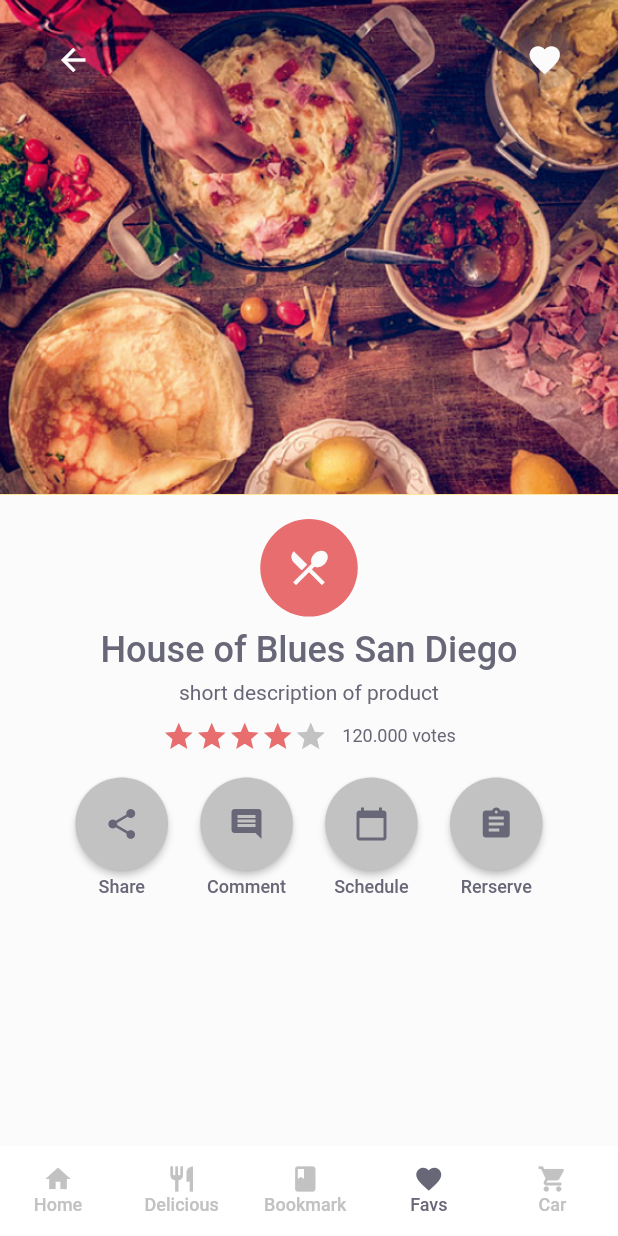
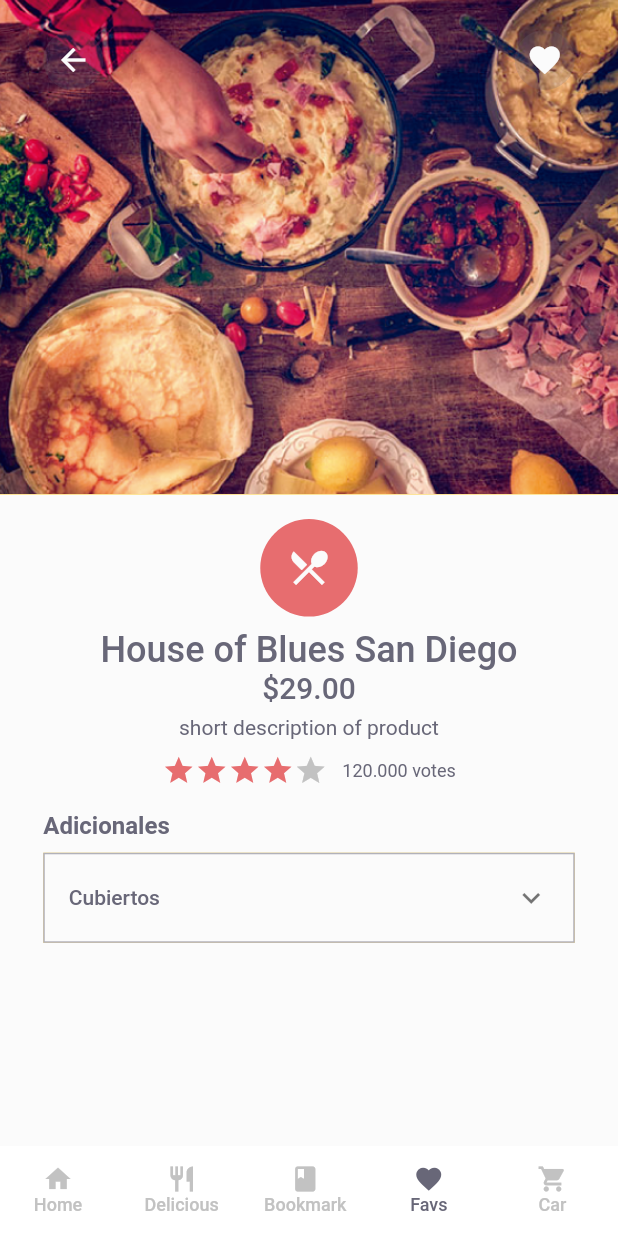
Before and after one commit to DalexisValencia/Fifth-test-app_Restaurants, a Flutter app: the screen it shows after launch, item 4 of the bottom bar chosen, on a phone screen of 412 x 824 dp. Run offline on Flutter 3.47's test engine with Material 2 defaults, Android fonts, the phone set to English and light mode, and no system bars.

Commit message:
Analisis entre los diferentes componentes de 'panel de expansion de flutter. Creación de componente para listas modificadores simples y complejos, aun en beta'

```diff
--- /dev/null
+++ b/lib/interfaces/aditional.dart
@@ -0,0 +1,12 @@
+class Adittional {
+  final String title;
+  final bool isMulti;
+  List<AditionalsOptions> children;
+  Adittional({this.title, this.children, this.isMulti});
+}
+
+class AditionalsOptions {
+  final String name;
+  final bool isActive;
+  AditionalsOptions({this.name, this.isActive});
+}
--- a/lib/screens/plate.detail.dart
+++ b/lib/screens/plate.detail.dart
@@ -1,4 +1,5 @@
-import 'package:fith_app__restaurant/sections/RoundedOptions.dart';
+import 'package:fith_app__restaurant/interfaces/aditional.dart';
+import 'package:fith_app__restaurant/widgets/AditionalsExpansions.dart';
 import 'package:flutter/material.dart';
 
 class PlateDetailWrapper extends StatelessWidget {
@@ -9,7 +10,8 @@ class PlateDetailWrapper extends StatelessWidget {
         children: <Widget>[
           HeaderPlateDetails(),
           GroupPlateBasicDetails(),
-          RoundedOptionsContactWrapper()
+          Aditionals()
+          // RoundedOptionsContactWrapper()
         ],
       ),
     );
@@ -130,6 +132,15 @@ class GroupPlateBasicDetails extends StatelessWidget {
             ),
           ),
           Container(
+            child: Text(
+              "\$29.00",
+              textAlign: TextAlign.center,
+              style: Theme.of(context).textTheme.headline6.copyWith(
+                  color: Theme.of(context).primaryColorDark,
+                  fontWeight: FontWeight.w500),
+            ),
+          ),
+          Container(
             margin: EdgeInsets.only(
                 top: MediaQuery.of(context).size.height * 0.008),
             // color: Colors.white,
@@ -188,3 +199,75 @@ class GroupPlateBasicDetails extends StatelessWidget {
     );
   }
 }
+
+class Aditionals extends StatefulWidget {
+  @override
+  AditionalsState createState() => AditionalsState();
+}
+
+class AditionalsState extends State<Aditionals> {
+  bool activeTab = null;
+
+  setActiveTab(tabIndex) {
+    print("ahora le damos activo a otro");
+    setState(() {
+      activeTab = tabIndex == activeTab ? null : activeTab;
+    });
+  }
+
+  Widget _header() {
+    return Container(
+      margin:
+          EdgeInsets.only(bottom: MediaQuery.of(context).size.height * 0.010),
+      width: MediaQuery.of(context).size.width,
+      child: Text(
+        "Adicionales",
+        style: Theme.of(context).textTheme.subtitle1.copyWith(
+            fontWeight: FontWeight.bold,
+            color: Theme.of(context).primaryColorDark),
+      ),
+    );
+  }
+
+  Widget _expansionAdittional() {
+    List<Adittional> aditionals = [
+      Adittional(title: 'Cubiertos', isMulti: false, children: [
+        AditionalsOptions(name: 'Con Cubiertos', isActive: true),
+        AditionalsOptions(name: 'Con Palillos chinos', isActive: false)
+      ])
+    ];
+    return Container(
+      width: MediaQuery.of(context).size.width,
+      color: Colors.amber,
+      child: Builder(
+        builder: (BuildContext context) {
+          List<Widget> expandible = [];
+          aditionals.map((item) {
+            print(item.children);
+            expandible.add(AditionalExpansionPanel(
+                title: item.title,
+                isMulti: item.isMulti,
+                children: item.children));
+          }).toList();
+
+          return Column(
+            children: expandible,
+          );
+        },
+      ),
+    );
+  }
+
+  @override
+  Widget build(BuildContext context) {
+    return Container(
+      padding: EdgeInsets.only(
+          left: MediaQuery.of(context).size.width * 0.07,
+          right: MediaQuery.of(context).size.width * 0.07),
+      width: MediaQuery.of(context).size.width,
+      child: Column(
+        children: <Widget>[_header(), _expansionAdittional()],
+      ),
+    );
+  }
+}
--- a/lib/screens/restaurant.details.dart
+++ b/lib/screens/restaurant.details.dart
@@ -4,6 +4,7 @@ import 'package:fith_app__restaurant/sections/CardAvailableForLunch.dart';
 import 'package:fith_app__restaurant/sections/CardCategorySuggested.dart';
 import 'package:fith_app__restaurant/sections/CardsHighlightRestaurants.dart';
 import 'package:fith_app__restaurant/sections/CircleOptionDetailRestaurant.dart';
+import 'package:fith_app__restaurant/sections/RoundedOptions.dart';
 import 'package:flutter/material.dart';
 import 'package:url_launcher/url_launcher.dart';
 
@@ -17,31 +18,29 @@ class RestaurantDetailWrapper extends StatelessWidget {
         Container(
           padding: EdgeInsets.only(
               left: MediaQuery.of(context).size.width * 0.07,
-                right: MediaQuery.of(context).size.width * 0.03
-              ),
+              right: MediaQuery.of(context).size.width * 0.03),
           width: MediaQuery.of(context).size.width,
           // color: Colors.amber,
           child: FixedTopDetailRestaurant(),
         ),
         Container(
-              margin: EdgeInsets.only(top:MediaQuery.of(context).size.width * 0.03),
+          margin:
+              EdgeInsets.only(top: MediaQuery.of(context).size.width * 0.03),
           padding: EdgeInsets.only(
               left: MediaQuery.of(context).size.width * 0.09,
-                right: MediaQuery.of(context).size.width * 0.058
-              ),
+              right: MediaQuery.of(context).size.width * 0.058),
           width: MediaQuery.of(context).size.width,
           // color: Colors.red,
-              child:  TitleAndShortDescription(),
+          child: TitleAndShortDescription(),
         ),
         WrapperMap(),
         DetailHighlightProduct(),
         ExploreTheMenu()
       ],
-        )
-      )
-    );
+    )));
   }
 }
+
 //Header con icono de regresar y lupa de busqueda
 class FixedTopDetailRestaurant extends StatelessWidget {
   @override
@@ -52,28 +51,22 @@ class FixedTopDetailRestaurant extends StatelessWidget {
         MaterialButton(
           minWidth: 40,
           elevation: 0,
-          onPressed: (){},
+          onPressed: () {},
           color: Theme.of(context).highlightColor,
           padding: EdgeInsets.all(0),
           shape: CircleBorder(),
-          child: Icon(
-            Icons.arrow_back,
-            size: 22,
-            color: Theme.of(context).primaryColorDark
-          ),
+          child: Icon(Icons.arrow_back,
+              size: 22, color: Theme.of(context).primaryColorDark),
         ),
         MaterialButton(
           minWidth: 40,
           elevation: 0,
-          onPressed: (){},
+          onPressed: () {},
           color: Theme.of(context).highlightColor,
           padding: EdgeInsets.all(0),
           shape: CircleBorder(),
-          child: Icon(
-            Icons.search,
-            size: 20,
-            color: Theme.of(context).primaryColorDark
-          ),
+          child: Icon(Icons.search,
+              size: 20, color: Theme.of(context).primaryColorDark),
         )
       ],
     );
@@ -93,9 +86,10 @@ class TitleAndShortDescription extends StatelessWidget {
             children: <Widget>[
               Text(
                 "FOR COUPLE",
-              style: Theme.of(context).textTheme.headline5.copyWith(
-                fontWeight: FontWeight.bold
-              ),
+                style: Theme.of(context)
+                    .textTheme
+                    .headline5
+                    .copyWith(fontWeight: FontWeight.bold),
               ),
               SizedBox(
                 height: 2,
@@ -108,15 +102,12 @@ class TitleAndShortDescription extends StatelessWidget {
           flex: 1,
           child: RawMaterialButton(
             elevation: 0,
-          onPressed: (){},
+            onPressed: () {},
             fillColor: Theme.of(context).highlightColor,
             padding: EdgeInsets.all(0),
             shape: CircleBorder(),
-          child: Icon(
-            Icons.my_location,
-            size: 22,
-            color: Theme.of(context).primaryColorDark
-          ),
+            child: Icon(Icons.my_location,
+                size: 22, color: Theme.of(context).primaryColorDark),
           ),
         )
       ],
@@ -128,9 +119,7 @@ class WrapperMap extends StatelessWidget {
   @override
   Widget build(BuildContext context) {
     return Container(
-      margin: EdgeInsets.only(
-        top: MediaQuery.of(context).size.width * 0.05
-      ),
+      margin: EdgeInsets.only(top: MediaQuery.of(context).size.width * 0.05),
       color: Theme.of(context).accentColor,
       width: MediaQuery.of(context).size.width,
       height: MediaQuery.of(context).size.height * 0.30,
@@ -144,33 +133,31 @@ class DetailHighlightProduct extends StatefulWidget {
 }
 
 class _DetailHighlightProductState extends State<DetailHighlightProduct> {
-  Widget _wrapperHeader () => Row(
+  Widget _wrapperHeader() => Row(
         mainAxisAlignment: MainAxisAlignment.spaceBetween,
         children: <Widget>[
           Text(
             'Available for lunch now',
-        style: Theme.of(context).textTheme.bodyText1.copyWith(
-          fontWeight: FontWeight.w700
-        ),
+            style: Theme.of(context)
+                .textTheme
+                .bodyText1
+                .copyWith(fontWeight: FontWeight.w700),
           ),
           MaterialButton(
             elevation: 0,
             shape: RoundedRectangleBorder(
-          borderRadius: BorderRadius.circular(18.0)
-        ),
-        onPressed: (){},
+                borderRadius: BorderRadius.circular(18.0)),
+            onPressed: () {},
             splashColor: Theme.of(context).buttonColor,
             child: Text(
               'view all',
               style: Theme.of(context).textTheme.bodyText1.copyWith(
                   color: Theme.of(context).buttonColor,
-            fontWeight: FontWeight.bold
-          ),
+                  fontWeight: FontWeight.bold),
             ),
           )
         ],
       );
-
 
   @override
   Widget build(BuildContext context) {
@@ -181,26 +168,22 @@ class _DetailHighlightProductState extends State<DetailHighlightProduct> {
       child: Column(
         children: <Widget>[
           Container(
-            margin: EdgeInsets.only(
-              left: MediaQuery.of(context).size.width * 0.07
-            ),
+            margin:
+                EdgeInsets.only(left: MediaQuery.of(context).size.width * 0.07),
             child: _wrapperHeader(),
           ),
           Container(
               margin: EdgeInsets.only(
-              left: MediaQuery.of(context).size.width * 0.035
-            ),
+                  left: MediaQuery.of(context).size.width * 0.035),
               child: Align(
                 alignment: Alignment.center,
                 child: AspectRatio(
-                aspectRatio: 2/2.010,
+                  aspectRatio: 2 / 2.010,
                   child: Container(
                     child: CompleteListAvailablePlates(),
                   ),
                 ),
-            )
-
-          ),
+              )),
           SizedBox(
             height: 20,
           )
@@ -216,60 +199,53 @@ class ExploreTheMenu extends StatefulWidget {
 }
 
 class _ExploreTheMenuState extends State<ExploreTheMenu> {
-
-  Widget _header () => Container(
-    margin: EdgeInsets.only(
-      left:  MediaQuery.of(context).size.width * 0.07
-    ),
-    child:  Row(
+  Widget _header() => Container(
+      margin: EdgeInsets.only(left: MediaQuery.of(context).size.width * 0.07),
+      child: Row(
         mainAxisAlignment: MainAxisAlignment.spaceBetween,
         children: <Widget>[
           Text(
             'Explore the Menu',
-          style: Theme.of(context).textTheme.bodyText1.copyWith(
-            fontWeight: FontWeight.w700
-          ),
+            style: Theme.of(context)
+                .textTheme
+                .bodyText1
+                .copyWith(fontWeight: FontWeight.w700),
           ),
           MaterialButton(
-          onPressed: (){},
+            onPressed: () {},
             child: Text(
               'View All',
               style: Theme.of(context).textTheme.bodyText1.copyWith(
                   color: Theme.of(context).buttonColor,
-              fontWeight: FontWeight.bold
-            ),
+                  fontWeight: FontWeight.bold),
             ),
           )
         ],
-    )
-  );
+      ));
 
   List _chipsLikeMenuList = [
-    'Champiñones (100)', 'Ensaladas (200)',  'Frescos (120)',
-    'Almuerzos (123)', 'Comida Rapida (10)'
+    'Champiñones (100)',
+    'Ensaladas (200)',
+    'Frescos (120)',
+    'Almuerzos (123)',
+    'Comida Rapida (10)'
   ];
 
-  Widget _chipsAsMenu () {
+  Widget _chipsAsMenu() {
     return Container(
         width: MediaQuery.of(context).size.width,
-      padding: EdgeInsets.only(
-        left:  MediaQuery.of(context).size.width * 0.07
-      ),
-      child: Builder(builder: (BuildContext context){
+        padding:
+            EdgeInsets.only(left: MediaQuery.of(context).size.width * 0.07),
+        child: Builder(builder: (BuildContext context) {
           List<Widget> chips = [];
-          _chipsLikeMenuList.map((e){
-            chips.add(
-              Container(
+          _chipsLikeMenuList.map((e) {
+            chips.add(Container(
                 child: Chip(
                     label: Text(
               '$e',
               maxLines: 1,
-                  )
-                )
-              )
-            );
-          }
-        ).toList();
+            ))));
+          }).toList();
           return Wrap(
             runSpacing: -8,
             spacing: 5,
@@ -277,99 +253,57 @@ class _ExploreTheMenuState extends State<ExploreTheMenu> {
             crossAxisAlignment: WrapCrossAlignment.end,
             children: chips,
           );
-      })
-    );
-  }
-
-  Widget _optionsToContact () {
-    return Container(
-          padding: EdgeInsets.only(
-            left: MediaQuery.of(context).size.width * 0.07,
-            right: MediaQuery.of(context).size.width * 0.07
-          ),
-          // color: Colors.red,
-          child: Row(
-          mainAxisAlignment: MainAxisAlignment.spaceEvenly,
-          children: <Widget>[
-            CircleOption(
-              icon: Icons.share,
-              title: 'Share',
-            ),
-            CircleOption(
-              icon: Icons.comment,
-              title: 'Comment',
-            ),
-            CircleOption(
-              icon: Icons.calendar_today,
-              title: 'Schedule',
-            ),
-            CircleOption(
-              icon: Icons.assignment,
-              title: 'Rerserve',
-            )
-          ],
-        )
-      );
+        }));
   }
 
   List<ContactInterface> _contactPhones = [
-    ContactInterface( name: 'Phone',  phone: '7153914', action: 'call' ),
-    ContactInterface( name: 'Mail',  phone: 'company@contact.com', action: 'mail' ),
-    ContactInterface( name: 'Whatsapp',  phone: '7153914', action: 'whatsapp' ),
-    ContactInterface( name: 'Average Cost',  phone: '\$12.00 - \$44.00', action: 'none' )
+    ContactInterface(name: 'Phone', phone: '7153914', action: 'call'),
+    ContactInterface(
+        name: 'Mail', phone: 'company@contact.com', action: 'mail'),
+    ContactInterface(name: 'Whatsapp', phone: '7153914', action: 'whatsapp'),
+    ContactInterface(
+        name: 'Average Cost', phone: '\$12.00 - \$44.00', action: 'none')
   ];
-  Widget _contactColumnPhones () {
+  Widget _contactColumnPhones() {
     return Container(
-      margin: EdgeInsets.only(
-        top: MediaQuery.of(context).size.height * 0.02
-      ),
+      margin: EdgeInsets.only(top: MediaQuery.of(context).size.height * 0.02),
       width: MediaQuery.of(context).size.width,
       padding: EdgeInsets.only(
           left: MediaQuery.of(context).size.width * 0.07,
-        right: MediaQuery.of(context).size.width * 0.07
-      ),
-      child: Builder(
-        builder: (BuildContext context){
+          right: MediaQuery.of(context).size.width * 0.07),
+      child: Builder(builder: (BuildContext context) {
         List<Widget> contacts = [];
-          _contactPhones.map((e){
-            contacts.add(
-              Container(
+        _contactPhones.map((e) {
+          contacts.add(Container(
             height: 40,
             decoration: BoxDecoration(
                 // color: Colors.red,
                 border: Border(
                     bottom: BorderSide(
-                      width: 0.3,
-                      color: Theme.of(context).primaryColor
-                    )
-                  )
-                ),
+                        width: 0.3, color: Theme.of(context).primaryColor))),
             child: SizedBox.expand(
                 child: MaterialButton(
-                    onPressed: () async{
+              onPressed: () async {
                 const String url = 'tel://7153914';
                 bool showSnackBar = false;
                 String alertSnackBar = '';
-                      if (e.action == 'call'){
+                if (e.action == 'call') {
                   if (await canLaunch(url)) {
                     launch(url);
-                        }else{
+                  } else {
                     showSnackBar = true;
                     alertSnackBar = 'Ha ocurrido un error';
                   }
                 }
-                      if (e.action == 'mail'){
-                        if (await canLaunch(url)){
+                if (e.action == 'mail') {
+                  if (await canLaunch(url)) {
                     final Uri _emailLaunchUri = Uri(
                         scheme: 'mailto',
                         path: e.phone,
-                              queryParameters: {
-                                'suject': 'Username and lastName'
-                              }
-                          );
+                        queryParameters: {'suject': 'Username and lastName'});
 
                     launch(_emailLaunchUri.toString());
-                        }else{
+                  } else {
                     showSnackBar = true;
                     alertSnackBar = 'No hemos podido abrir el email ';
                   }
@@ -377,21 +311,23 @@ class _ExploreTheMenuState extends State<ExploreTheMenu> {
                 if (e.action == 'whatsapp') {
                   print('abrir whatsapp');
 
-                        var whatsappUrl ="whatsapp://send?phone=3107127993";
+                  var whatsappUrl = "whatsapp://send?phone=3107127993";
                   if (await canLaunch(url)) {
                     launch(whatsappUrl);
-                        }else{
+                  } else {
                     showSnackBar = true;
-                          alertSnackBar = '¿Puede revisar si whatsapp esta instalado?';
+                    alertSnackBar =
+                        '¿Puede revisar si whatsapp esta instalado?';
                   }
                 }
                 if (showSnackBar) {
                   final snackBar = SnackBar(
                     content: Text(
                       alertSnackBar,
-                            style: Theme.of(context).textTheme.bodyText1.copyWith(
-                              color: Theme.of(context).primaryColorLight
-                            ),
+                      style: Theme.of(context)
+                          .textTheme
+                          .bodyText1
+                          .copyWith(color: Theme.of(context).primaryColorLight),
                     ),
                     backgroundColor: Theme.of(context).primaryColorDark,
                   );
@@ -403,29 +339,25 @@ class _ExploreTheMenuState extends State<ExploreTheMenu> {
                 children: <Widget>[
                   Text(e.name),
                   FittedBox(
-                          child:Text(
+                      child: Text(
                     e.phone,
                     style: Theme.of(context).textTheme.bodyText1.copyWith(
                         color: Theme.of(context).buttonColor,
-                              fontWeight: FontWeight.w500
-                            ),
-                          )
-                        )
+                        fontWeight: FontWeight.w500),
+                  ))
                 ],
               ),
-                  )
-                ),
-              )
-            );
+            )),
+          ));
         }).toList();
         return Column(
           mainAxisAlignment: MainAxisAlignment.start,
           children: contacts,
         );
-        }
-      ),
+      }),
     );
   }
+
   @override
   Widget build(BuildContext context) {
     return Container(
@@ -435,17 +367,16 @@ class _ExploreTheMenuState extends State<ExploreTheMenu> {
           _chipsAsMenu(),
           Container(
             padding: EdgeInsets.only(
-              left:  MediaQuery.of(context).size.width * 0.035,
+              left: MediaQuery.of(context).size.width * 0.035,
             ),
-            child:  CardCategorySuggested(),
+            child: CardCategorySuggested(),
           ),
           Container(
               padding: EdgeInsets.only(
-              left:  MediaQuery.of(context).size.width * 0.07,
+                left: MediaQuery.of(context).size.width * 0.07,
               ),
-            child:  HightlightResturantsWrapper()
-          ),
-          _optionsToContact(),
+              child: HightlightResturantsWrapper()),
+          RoundedOptionsContactWrapper(),
           _contactColumnPhones(),
           SizedBox(
             height: 20,
--- a/lib/sections/RoundedOptions.dart
+++ b/lib/sections/RoundedOptions.dart
@@ -11,8 +11,8 @@ class _RoundedOptionsContactState extends State<RoundedOptionsContactWrapper> {
   Widget build(BuildContext context) {
     return Container(
         padding: EdgeInsets.only(
-            left: MediaQuery.of(context).size.width * 0.07,
-            right: MediaQuery.of(context).size.width * 0.07),
+            left: MediaQuery.of(context).size.width * 0.02,
+            right: MediaQuery.of(context).size.width * 0.02),
         // color: Colors.red,
         child: Row(
           mainAxisAlignment: MainAxisAlignment.spaceEvenly,
--- /dev/null
+++ b/lib/widgets/AditionalsExpansions.dart
@@ -0,0 +1,129 @@
+import 'package:fith_app__restaurant/interfaces/aditional.dart';
+import 'package:flutter/material.dart';
+
+class AditionalExpansionPanel extends StatefulWidget {
+  final String title;
+  final bool isMulti;
+  final List<AditionalsOptions> children;
+  AditionalExpansionPanel({this.title, this.isMulti, this.children});
+  @override
+  _AditionalExpansionPanelState createState() =>
+      _AditionalExpansionPanelState();
+}
+
+class _AditionalExpansionPanelState extends State<AditionalExpansionPanel> {
+  int currentActive = 0;
+
+  checkFlowCheckBox(val, inx) {
+    if (!val) {
+      setState(() {
+        currentActive = 100;
+      });
+    }
+
+    if (val) {
+      setState(() {
+        currentActive = inx;
+      });
+    }
+  }
+
+  @override
+  Widget build(BuildContext context) {
+    return Container(
+      decoration: BoxDecoration(
+          border: Border.all(
+              width: 1,
+              color: Theme.of(context).primaryColorDark.withOpacity(0.5)),
+          color: Theme.of(context).primaryColorLight),
+      child: ExpansionTile(
+        backgroundColor: Theme.of(context).primaryColorLight,
+        title: Text(
+          widget.title,
+          style: Theme.of(context)
+              .textTheme
+              .button
+              .copyWith(color: Theme.of(context).primaryColorDark),
+        ),
+        children: <Widget>[
+          Container(
+            child: Builder(
+              builder: (BuildContext context) {
+                List<Widget> optionsExpansion = [];
+                widget.children.asMap().entries.map((option) {
+                  optionsExpansion.add(AditionalCheckBoxTile(
+                      index: option.key,
+                      name: option.value.name,
+                      active: widget.isMulti
+                          ? option.value.isActive
+                          : currentActive == option.key,
+                      isMulti: widget.isMulti,
+                      callBackClick: (val, inx) =>
+                          checkFlowCheckBox(val, inx)));
+                }).toList();
+                return Column(
+                  children: optionsExpansion,
+                );
+              },
+            ),
+          )
+        ],
+      ),
+    );
+  }
+}
+
+class AditionalCheckBoxTile extends StatefulWidget {
+  final int index;
+  final String name;
+  final bool active;
+  final Function callBackClick;
+  final bool isMulti;
+
+  AditionalCheckBoxTile(
+      {this.index, this.name, this.active, this.callBackClick, this.isMulti});
+  @override
+  _AditionalCheckBoxTileState createState() => _AditionalCheckBoxTileState();
+}
+
+class _AditionalCheckBoxTileState extends State<AditionalCheckBoxTile> {
+  bool isCurrentCheckActive = false;
+  _activeOption(val) {
+    if (!widget.isMulti) {
+      widget.callBackClick(val, widget.index);
+    }
+    if (widget.isMulti) {
+      setState(() {
+        this.isCurrentCheckActive = val;
+      });
+    }
+  }
+
+  @override
+  void initState() {
+    super.initState();
+  }
+
+  @override
+  Widget build(BuildContext context) {
+    setState(() {
+      print("pintalo!!");
+      isCurrentCheckActive = widget.active;
+    });
+    return Container(
+      decoration: BoxDecoration(
+          // color: Colors.yellow,
+          border: Border(
+              top: BorderSide(
+                  width: 1,
+                  color: Theme.of(context).primaryColorDark.withOpacity(0.2)))),
+      child: CheckboxListTile(
+        // controlAffinity: ListTileControlAffinity.leading,
+        title: Text(widget.name),
+        activeColor: Theme.of(context).buttonColor,
+        value: isCurrentCheckActive,
+        onChanged: (val) => _activeOption(val),
+      ),
+    );
+  }
+}
```
Lines whose indentation alone changed are shown as unchanged.
